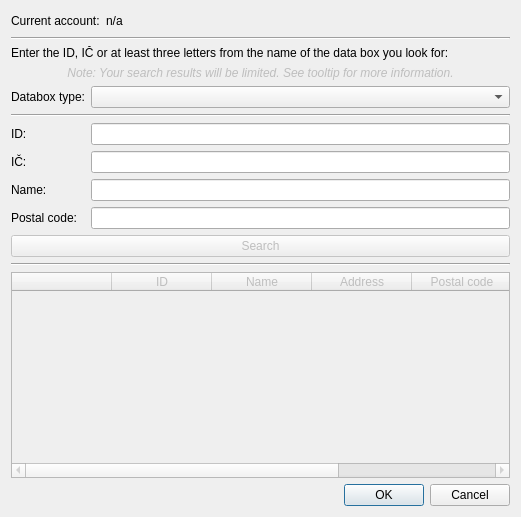
Old version of the form src/gui/ui/dlg_ds_search.ui in the repository psakar/datovka.
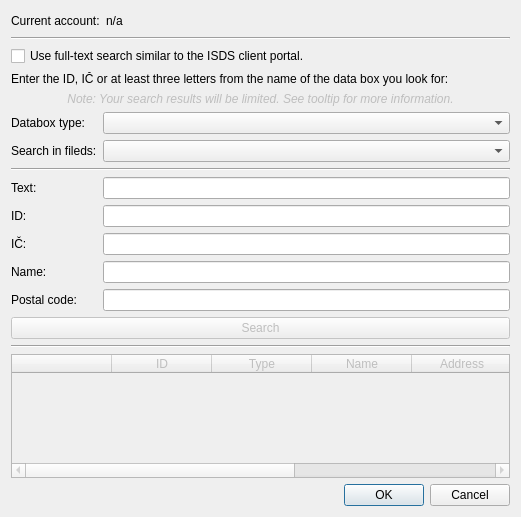
New version of the form. Icons and pictures are not drawn. Custom widgets are drawn as their Qt base class.

Commit message: Merged normal search and full-text search into one dialogue.

Patch:
```diff
--- a/src/gui/ui/dlg_ds_search.ui
+++ b/src/gui/ui/dlg_ds_search.ui
@@ -57,22 +57,29 @@
     </widget>
    </item>
    <item>
-    <widget class="QLabel" name="label">
+    <layout class="QVBoxLayout" name="verticalLayout_2">
+     <item>
+      <widget class="QCheckBox" name="useFulltextCheckBox">
+       <property name="text">
+        <string>Use full-text search similar to the ISDS client portal.</string>
+       </property>
+      </widget>
+     </item>
+     <item>
+      <widget class="QLabel" name="labelSearchDescr">
      <property name="text">
       <string>Enter the ID, IČ or at least three letters from the name of the data box you look for:</string>
      </property>
     </widget>
    </item>
    <item>
-    <widget class="QLabel" name="infoLabel">
+      <widget class="QLabel" name="labelSearchInfo">
      <property name="enabled">
       <bool>false</bool>
      </property>
      <property name="font">
       <font>
-       <weight>50</weight>
        <italic>true</italic>
-       <bold>false</bold>
       </font>
      </property>
      <property name="toolTip">
@@ -90,6 +97,8 @@
      </property>
     </widget>
    </item>
+    </layout>
+   </item>
    <item>
     <layout class="QFormLayout" name="formLayout">
      <property name="fieldGrowthPolicy">
@@ -105,6 +114,16 @@
      <item row="0" column="1">
       <widget class="QComboBox" name="dataBoxTypeCBox"/>
      </item>
+     <item row="1" column="0">
+      <widget class="QLabel" name="fulltextTargetLabel">
+       <property name="text">
+        <string>Search in fileds:</string>
+       </property>
+      </widget>
+     </item>
+     <item row="1" column="1">
+      <widget class="QComboBox" name="fulltextTargetCBox"/>
+     </item>
      <item row="2" column="0" colspan="2">
       <widget class="Line" name="line">
        <property name="orientation">
@@ -115,41 +134,51 @@
      <item row="3" column="0">
       <widget class="QLabel" name="label_3">
        <property name="text">
-        <string>ID:</string>
+        <string>Text:</string>
        </property>
       </widget>
      </item>
      <item row="3" column="1">
-      <widget class="QLineEdit" name="iDLineEdit"/>
+      <widget class="QLineEdit" name="textLineEdit"/>
      </item>
      <item row="4" column="0">
       <widget class="QLabel" name="label_4">
        <property name="text">
-        <string>IČ:</string>
+        <string>ID:</string>
        </property>
       </widget>
      </item>
      <item row="4" column="1">
-      <widget class="QLineEdit" name="iCLineEdit"/>
+      <widget class="QLineEdit" name="iDLineEdit"/>
      </item>
      <item row="5" column="0">
       <widget class="QLabel" name="labelName">
        <property name="text">
-        <string>Name:</string>
+        <string>IČ:</string>
        </property>
       </widget>
      </item>
      <item row="5" column="1">
-      <widget class="QLineEdit" name="nameLineEdit"/>
+      <widget class="QLineEdit" name="iCLineEdit"/>
      </item>
      <item row="6" column="0">
       <widget class="QLabel" name="label_6">
        <property name="text">
-        <string>Postal code:</string>
+        <string>Name:</string>
        </property>
       </widget>
      </item>
      <item row="6" column="1">
+      <widget class="QLineEdit" name="nameLineEdit"/>
+     </item>
+     <item row="7" column="0">
+      <widget class="QLabel" name="pscLineLabel">
+       <property name="text">
+        <string>Postal code:</string>
+       </property>
+      </widget>
+     </item>
+     <item row="7" column="1">
       <widget class="QLineEdit" name="pscLineEdit"/>
      </item>
     </layout>
@@ -214,6 +243,11 @@
        <string>ID</string>
       </property>
      </column>
+     <column>
+      <property name="text">
+       <string>Type</string>
+      </property>
+     </column>
      <column>
       <property name="text">
        <string>Name</string>
```
Left out of the diff: 12 changed lines with no effect on the pictures. Lines whose indentation alone changed are shown as unchanged. The commit also changes 5 other files.
